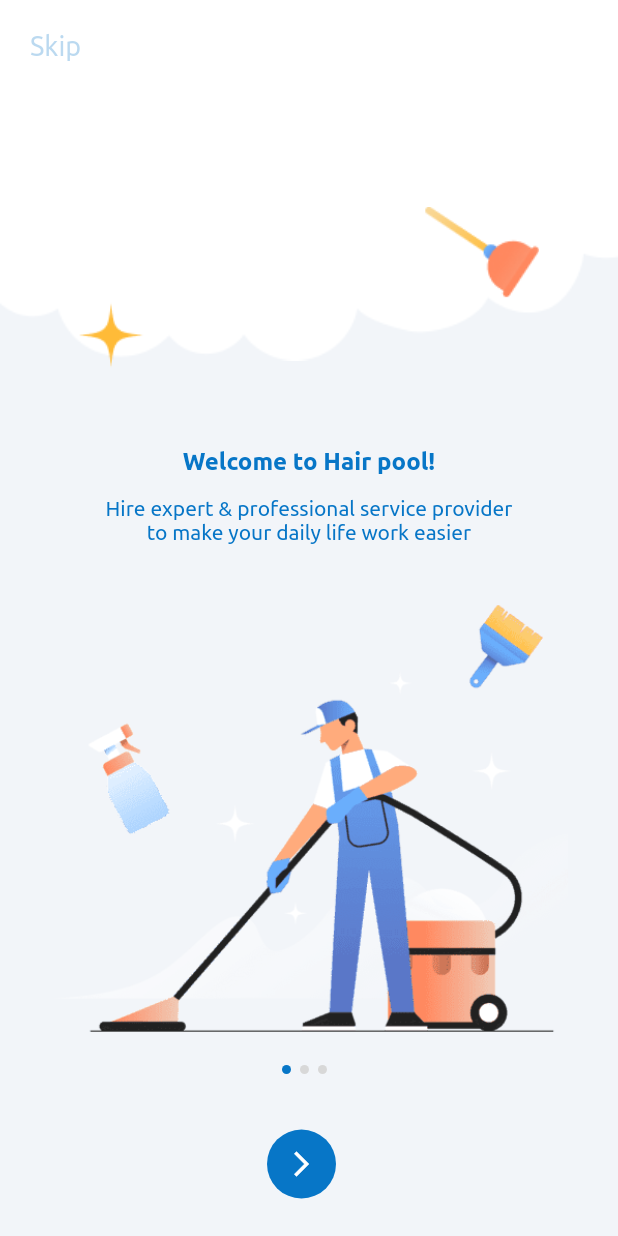
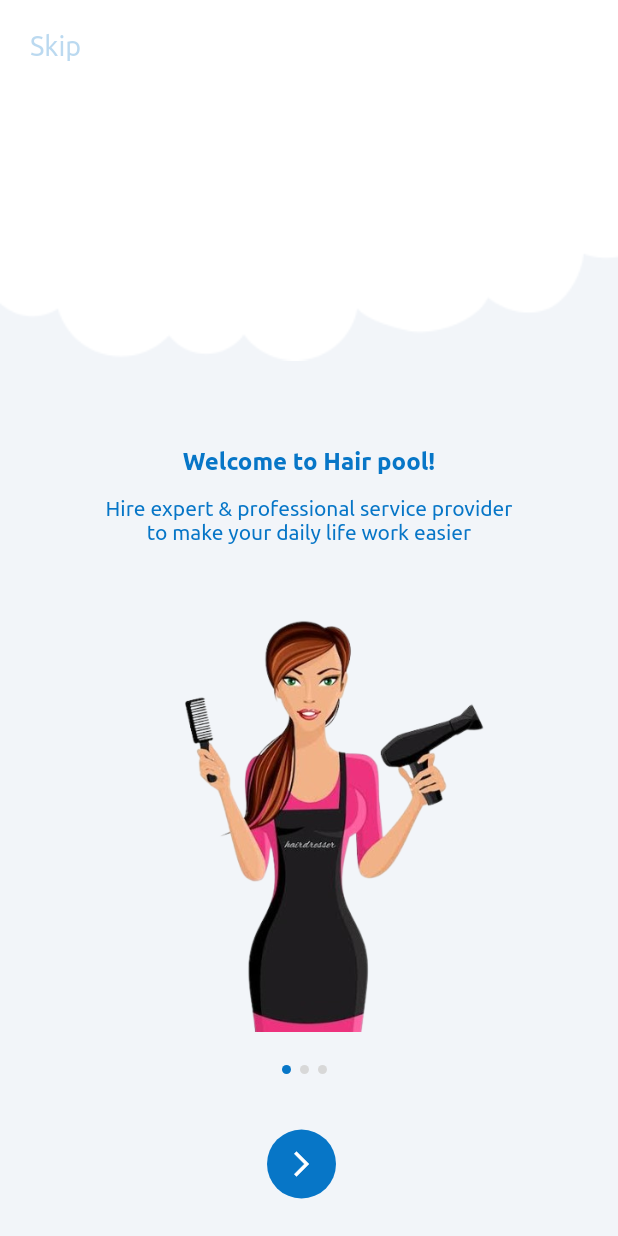
Before and after one commit to Mohitkoley/hair_pool_user, a Flutter app: the OnBoardingScreen screen opened by its route, on a phone screen of 412 x 824 dp. Run offline on Flutter 3.47's test engine with Material 3 defaults, Android fonts, the phone set to English and light mode, and no system bars; our stand-ins replace app_links, audioplayers, cached_network_image, carousel_slider, chewie, connectivity_plus and 37 more; missing offline and left inert: custom_marker, expandable_bottom_sheet, flutter_downloader, flutter_facebook_auth, flutter_inappwebview, just_the_tooltip and 4 more; accounts and stored records are empty; network calls fail.

Commit message:
Refactor onboarding images and adjust layout in pager content

```diff
--- a/lib/feature/onboarding/controller/on_board_pager_controller.dart
+++ b/lib/feature/onboarding/controller/on_board_pager_controller.dart
@@ -1,7 +1,7 @@
 import 'package:demandium/utils/core_export.dart';
 import 'package:get/get.dart';
 
-class OnBoardController extends GetxController implements GetxService{
+class OnBoardController extends GetxController implements GetxService {
   int pageIndex = 0;
   final PageController pageController = PageController();
 
@@ -10,25 +10,24 @@ class OnBoardController extends GetxController implements GetxService{
       "text": "${'welcome_to'.tr} ${AppConstants.appName}!",
       "subTitle": 'on_boarding_data_1'.tr,
       "image": "assets/images/onboarding_one.png",
-      "top_image" : Images.onBoardTopOne
+      "top_image": "" //Images.onBoardTopOne
     },
     {
       "text": 'on_boarding_2_title'.tr,
       "subTitle": 'on_boarding_data_2'.tr,
       "image": "assets/images/onboarding_two.png",
-      "top_image" : Images.onBoardTopTwo
+      "top_image": "" //Images.onBoardTopTwo
     },
     {
       "text": 'on_boarding_3_title'.tr,
       "subTitle": 'on_boarding_data_3'.tr,
       "image": "assets/images/onboarding_three.png",
-      "top_image" : ""
+      "top_image": ""
     }
   ];
 
-  void onPageChanged(int index){
+  void onPageChanged(int index) {
     pageIndex = index;
     update();
   }
-
 }
--- a/lib/feature/onboarding/view/pager_content.dart
+++ b/lib/feature/onboarding/view/pager_content.dart
@@ -22,7 +22,7 @@ class PagerContent extends StatelessWidget {
               children: [
                 Expanded(
                   child: Stack(
-                    alignment: Alignment.bottomCenter,
+                    alignment: Alignment.topCenter,
                     children: [
                       Image.asset(
                         Images.onBoardingTopTwo,
@@ -37,7 +37,7 @@ class PagerContent extends StatelessWidget {
                           children: [
                             SizedBox(
                                 child: Image.asset(image,
-                                    height: Get.height * 0.22)),
+                                    height: Get.height * 0.4)),
                             const SizedBox(
                                 height: Dimensions.paddingSizeExtraMoreLarge),
                             Text(
@@ -78,14 +78,14 @@ class PagerContent extends StatelessWidget {
                     ],
                   ),
                 ),
-                SizedBox(
-                  height: Get.height * 0.25,
-                  child: Image.asset(
-                    Images.onBoardingBottomThree,
-                    width: Get.width,
-                    fit: BoxFit.fitHeight,
-                  ),
-                )
+                // SizedBox(
+                //   height: Get.height * 0.25,
+                //   child: Image.asset(
+                //     Images.onBoardingBottomThree,
+                //     width: Get.width,
+                //     fit: BoxFit.fitHeight,
+                //   ),
+                // )
               ],
             )
           : Column(
@@ -124,6 +124,7 @@ class PagerContent extends StatelessWidget {
                         ),
                       ),
                     ),
+                    if (topImage.isNotEmpty)
                       Positioned(
                         bottom: -10,
                         left: 40,
```
Also changed, not shown: assets/images/onboarding_one.png, assets/images/onboarding_three.png, assets/images/onboarding_two.png, 1 other file. Lines whose indentation alone changed are shown as unchanged.
